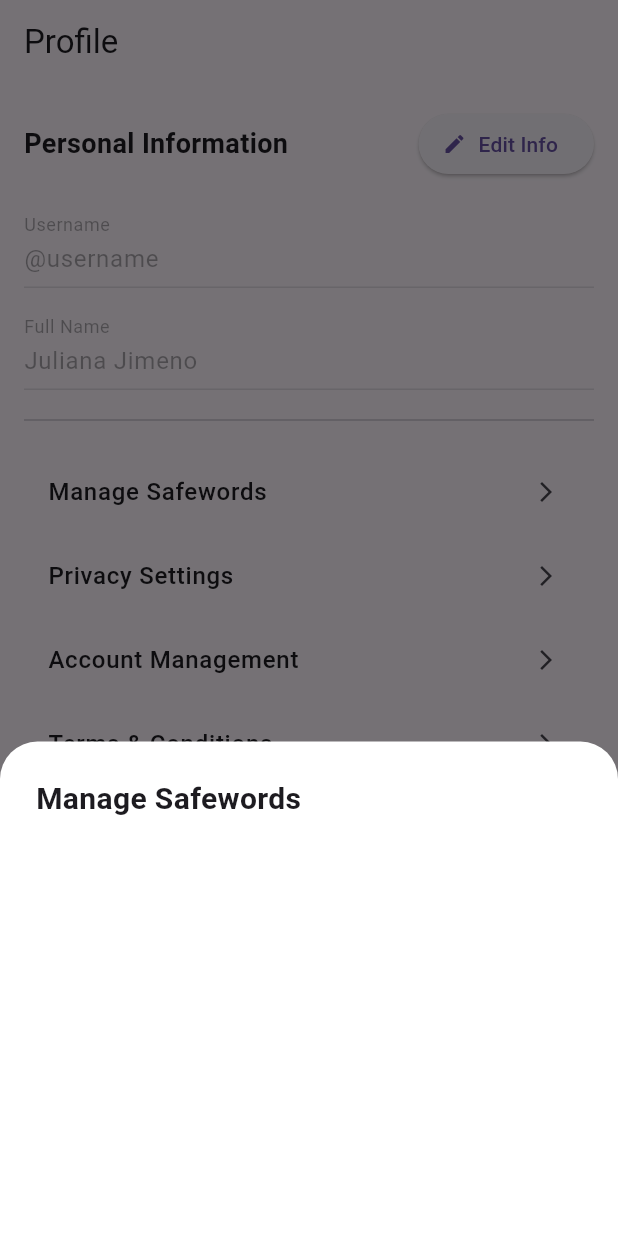
After one commit to PRSM-Group/alerto_dev, a Flutter app: the ProfileTab screen opened by its route, after a tap on "Edit Info", after a tap on "Cancel", after a tap on "Manage Safewords", on a phone screen of 412 x 824 dp. The commit adds this screen. Run offline on Flutter 3.47's test engine with Material 3 defaults, Android fonts, the phone set to English and light mode, and no system bars; our stand-ins replace flutter_riverpod, go_router, supabase_flutter; missing offline and left inert: maplibre_gl; accounts and stored records are empty; Roboto replaces fonts that are missing (GoogleSansFlex).

Commit message:
profile screen initial

```diff
--- a/lib/app/router.dart
+++ b/lib/app/router.dart
@@ -6,6 +6,7 @@ import 'package:flutter/material.dart';
 import '../features/auth/presentation/screens/login_screen.dart';
 import '../features/map/presentation/screens/map_screen.dart';
 import '../features/reports/presentation/screens/report_screen.dart';
+import '../features/profile/presentation/screens/profile_tab.dart';
 
 // for now
 // if gagawa na tayo frfr we use shellroute apparently for the switching between tabs and shi
@@ -52,7 +53,7 @@ final routerProvider = Provider<GoRouter>((ref) {
       }
 
       if (isLoggedIn && isLoggingIn) {
-        return '/map';
+        return '/profile';
       }
 
       return null;
@@ -77,6 +78,11 @@ final routerProvider = Provider<GoRouter>((ref) {
         path: '/report',
         name: 'Report',
         builder: (context, state) => const ReportScreen(),
+      ),
+      GoRoute(
+        path: '/profile',
+        name: 'Profile',
+        builder: (context, state) => const ProfileTab(),
       ),
     ],
   );
--- a/lib/features/auth/presentation/screens/login_screen.dart
+++ b/lib/features/auth/presentation/screens/login_screen.dart
@@ -52,7 +52,7 @@ class _LoginScreenState extends ConsumerState<LoginScreen> {
   Widget build(BuildContext context) {
     ref.listen<AsyncValue<void>>(authControllerProvider, (previous, next) {
       if (previous?.isLoading == true && !next.isLoading && !next.hasError) {
-        context.go('/map');
+        context.go('/profile');
       }
       if (next.hasError && !next.isLoading) {
         ScaffoldMessenger.of(
--- /dev/null
+++ b/lib/features/profile/presentation/screens/profile_tab.dart
@@ -0,0 +1,76 @@
+import 'package:flutter/material.dart';
+import 'package:flutter_riverpod/flutter_riverpod.dart';
+
+import '../../widgets/profile_info.dart';
+import '../../widgets/profile_item.dart';
+import '../../widgets/modals/account_management.dart';
+import '../../widgets/modals/manage_safewords.dart';
+import '../../widgets/modals/privacy_settings.dart';
+import '../../widgets/modals/terms_conditions.dart';
+
+class ProfileTab extends ConsumerStatefulWidget {
+  const ProfileTab({super.key});
+
+  @override
+  ConsumerState<ProfileTab> createState() => _ProfileTabState();
+}
+
+class _ProfileTabState extends ConsumerState<ProfileTab> {
+  bool _isEditing = false;
+
+  final _usernameController = TextEditingController(text: '@username');
+  final _fullNameController = TextEditingController(text: 'Juliana Jimeno');
+
+  @override
+  void dispose() {
+    _usernameController.dispose();
+    _fullNameController.dispose();
+    super.dispose();
+  }
+
+  void _showBottomModal(Widget sheetContent) {
+    showModalBottomSheet(
+      context: context,
+      isScrollControlled: true,
+      backgroundColor: Colors.transparent,
+      builder: (context) => sheetContent,
+    );
+  }
+
+  @override
+  Widget build(BuildContext context) {
+    return Scaffold(
+      appBar: AppBar(title: const Text('Profile')),
+      body: ListView(
+        padding: const EdgeInsets.all(16),
+        children: [
+          ProfileInfoSection(
+            isEditing: _isEditing,
+            usernameController: _usernameController,
+            fullNameController: _fullNameController,
+            onEditPressed: () => setState(() => _isEditing = true),
+            onCancelPressed: () => setState(() => _isEditing = false),
+            onSavePressed: () => setState(() => _isEditing = false),
+          ),
+          const Divider(height: 40),
+          ProfileMenuItem(
+            title: 'Manage Safewords',
+            onTap: () => _showBottomModal(const ManageSafewords()),
+          ),
+          ProfileMenuItem(
+            title: 'Privacy Settings',
+            onTap: () => _showBottomModal(const PrivacySettings()),
+          ),
+          ProfileMenuItem(
+            title: 'Account Management',
+            onTap: () => _showBottomModal(const AccountManagement()),
+          ),
+          ProfileMenuItem(
+            title: 'Terms & Conditions',
+            onTap: () => _showBottomModal(const TermsConditions()),
+          ),
+        ],
+      ),
+    );
+  }
+}
--- /dev/null
+++ b/lib/features/profile/widgets/modals/manage_safewords.dart
@@ -0,0 +1,32 @@
+import 'package:flutter/material.dart';
+
+class ManageSafewords extends StatelessWidget {
+  const ManageSafewords({super.key});
+
+  @override
+  Widget build(BuildContext context) {
+    return DraggableScrollableSheet(
+      initialChildSize: 0.4,
+      minChildSize: 0.2,
+      maxChildSize: 0.8,
+      builder: (context, scrollController) {
+        return Container(
+          decoration: const BoxDecoration(
+            color: Colors.white,
+            borderRadius: BorderRadius.vertical(top: Radius.circular(25)),
+          ),
+          child: ListView(
+            controller: scrollController,
+            padding: const EdgeInsets.all(24),
+            children: const [
+              Text(
+                'Manage Safewords',
+                style: TextStyle(fontSize: 20, fontWeight: FontWeight.bold),
+              ),
+            ],
+          ),
+        );
+      },
+    );
+  }
+}
--- /dev/null
+++ b/lib/features/profile/widgets/profile_info.dart
@@ -0,0 +1,70 @@
+import 'package:flutter/material.dart';
+
+class ProfileInfoSection extends StatelessWidget {
+  final bool isEditing;
+  final TextEditingController usernameController;
+  final TextEditingController fullNameController;
+  final VoidCallback onEditPressed;
+  final VoidCallback onCancelPressed;
+  final VoidCallback onSavePressed;
+
+  const ProfileInfoSection({
+    super.key,
+    required this.isEditing,
+    required this.usernameController,
+    required this.fullNameController,
+    required this.onEditPressed,
+    required this.onCancelPressed,
+    required this.onSavePressed,
+  });
+
+  @override
+  Widget build(BuildContext context) {
+    return Column(
+      crossAxisAlignment: CrossAxisAlignment.start,
+      children: [
+        Row(
+          mainAxisAlignment: MainAxisAlignment.spaceBetween,
+          children: [
+            const Text(
+              'Personal Information',
+              style: TextStyle(fontSize: 18, fontWeight: FontWeight.bold),
+            ),
+            if (!isEditing)
+              ElevatedButton.icon(
+                onPressed: onEditPressed,
+                icon: const Icon(Icons.edit, size: 16),
+                label: const Text('Edit Info'),
+              )
+            else
+              Row(
+                children: [
+                  OutlinedButton(
+                    onPressed: onCancelPressed,
+                    child: const Text('Cancel'),
+                  ),
+                  const SizedBox(width: 8),
+                  ElevatedButton(
+                    onPressed: onSavePressed,
+                    child: const Text('Save'),
+                  ),
+                ],
+              ),
+          ],
+        ),
+        const SizedBox(height: 16),
+        TextField(
+          controller: usernameController,
+          enabled: isEditing,
+          decoration: const InputDecoration(labelText: 'Username'),
+        ),
+        const SizedBox(height: 12),
+        TextField(
+          controller: fullNameController,
+          enabled: isEditing,
+          decoration: const InputDecoration(labelText: 'Full Name'),
+        ),
+      ],
+    );
+  }
+}
--- /dev/null
+++ b/lib/features/profile/widgets/profile_item.dart
@@ -0,0 +1,17 @@
+import 'package:flutter/material.dart';
+
+class ProfileMenuItem extends StatelessWidget {
+  final String title;
+  final VoidCallback onTap;
+
+  const ProfileMenuItem({super.key, required this.title, required this.onTap});
+
+  @override
+  Widget build(BuildContext context) {
+    return ListTile(
+      title: Text(title, style: const TextStyle(fontWeight: FontWeight.w500)),
+      trailing: const Icon(Icons.arrow_forward_ios, size: 16),
+      onTap: onTap,
+    );
+  }
+}
```
Also changed, not shown: lib/features/profile/widgets/modals/account_management.dart (added, +32 -0 lines), lib/features/profile/widgets/modals/privacy_settings.dart (added, +32 -0 lines), lib/features/profile/widgets/modals/terms_conditions.dart (added, +32 -0 lines).
